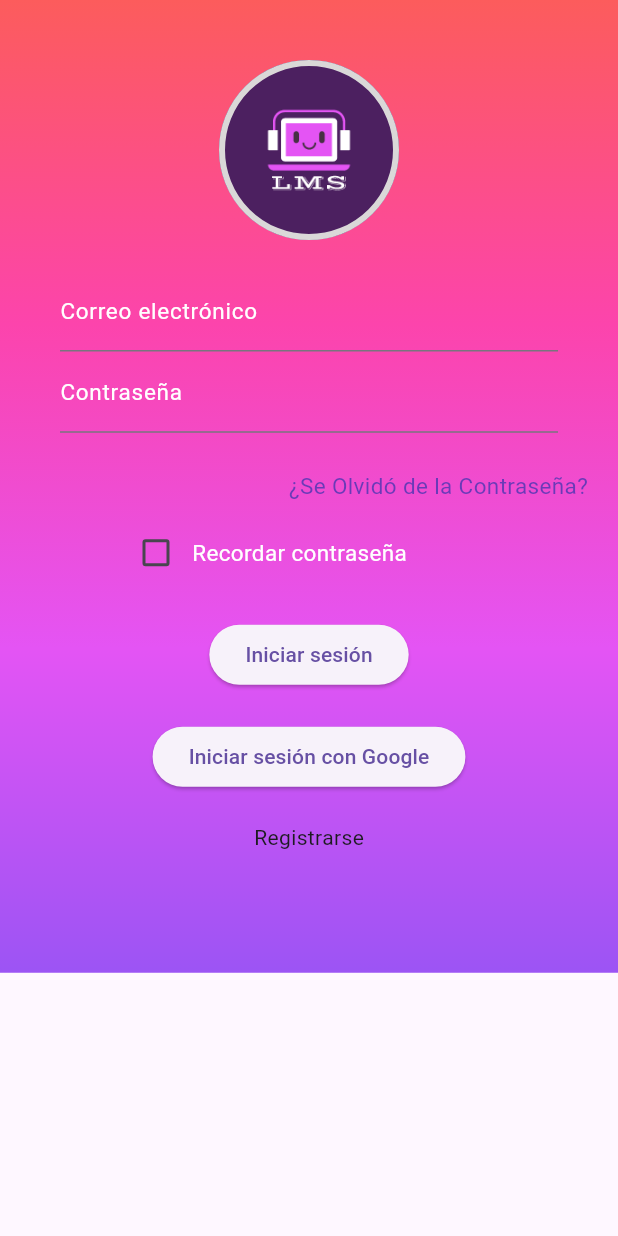
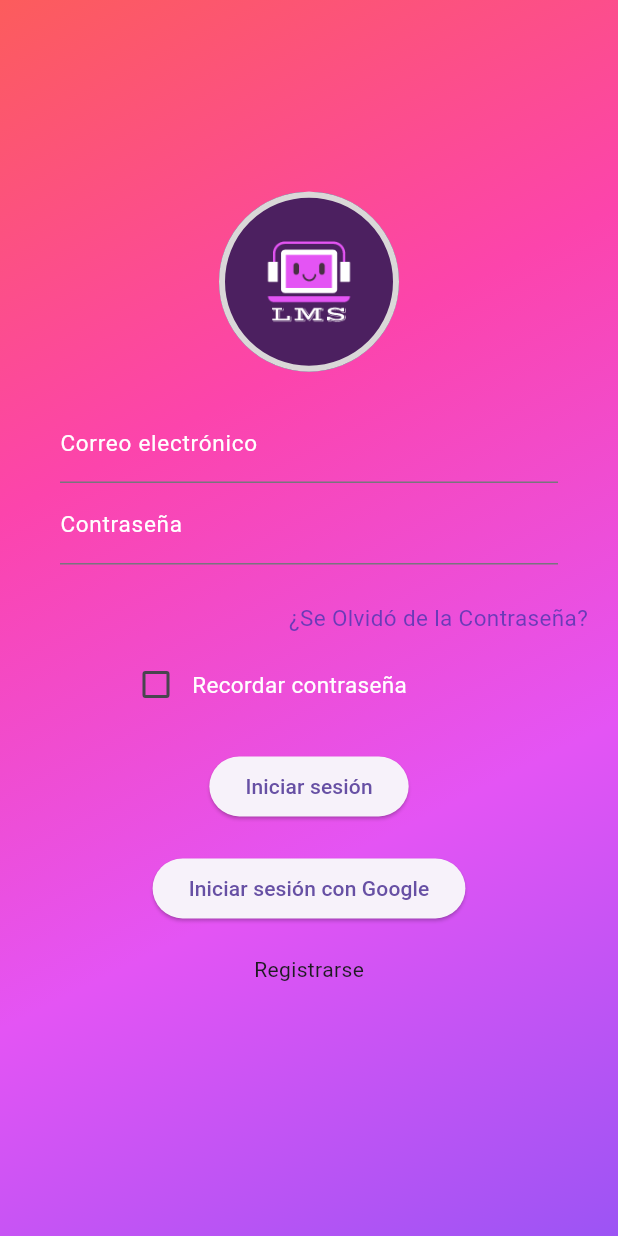
Before and after one commit to JaimeNM0/ListMoviesSeries, a Flutter app: the screen it shows after launch, on a phone screen of 412 x 824 dp. Run offline on Flutter 3.47's test engine with Material 3 defaults, Android fonts, the phone set to English and light mode, and no system bars; our stand-ins replace google_sign_in.

Commit message:
Creación método changeFormatDate y colores globales
Se ha creado changeFormatDate para mostrar la fecha normal en españa y se ha llevado todos los colores de la aplicación al archivo function.dart.

```diff
--- a/lib/screens/drawer.dart
+++ b/lib/screens/drawer.dart
@@ -18,7 +18,7 @@ class CustomDrawer extends StatelessWidget {
     return Drawer(
       child: Container(
         //color: const Color(0xFFC427BB),
-        color: const Color.fromRGBO(76, 32, 96, 1),
+        color: colorPurple,
         child: Column(
           children: <Widget>[
             UserAccountsDrawerHeader(
--- a/lib/screens/login.dart
+++ b/lib/screens/login.dart
@@ -2,7 +2,7 @@ import 'package:flutter/material.dart';
 import 'package:list_movies_series/screens/home.dart';
 import 'package:list_movies_series/screens/register.dart';
 import 'package:list_movies_series/google_sign_in/google_sign_in.dart';
-import 'package:list_movies_series/utils/fuction.dart';
+import 'package:list_movies_series/utils/function.dart';
 
 class LoginPage extends StatefulWidget {
   @override
@@ -17,18 +17,15 @@ class _LoginPageState extends State<LoginPage> {
     return Scaffold(
       appBar: null,
       body: SingleChildScrollView(
+        child: ConstrainedBox(
+          constraints: BoxConstraints(
+            minHeight: MediaQuery.of(context)
+                .size
+                .height, // Al menos el tamaño de la pantalla
+          ),
           child: Container(
-          decoration: BoxDecoration(
-            gradient: LinearGradient(
-              begin: FractionalOffset.topCenter,
-              end: FractionalOffset.bottomCenter,
-              colors: <Color>[
-                Color.fromRGBO(252, 92, 92, 1),
-                Color.fromRGBO(252, 68, 172, 1),
-                Color.fromRGBO(228, 84, 244, 1),
-                Color.fromRGBO(156, 84, 244, 1),
-              ],
-            ),
+            decoration: const BoxDecoration(
+              gradient: linearGradientFading,
             ),
             padding: EdgeInsets.all(20.0),
             child: Column(
@@ -89,7 +86,9 @@ class _LoginPageState extends State<LoginPage> {
                             alignment: Alignment.centerRight,
                             child: Text(
                               '¿Se Olvidó de la Contraseña?',
-                            style: customTextStyle(color: Color.fromARGB(250, 104, 58, 183), fontSize: 15.0),
+                              style: customTextStyle(
+                                  color: Color.fromARGB(250, 104, 58, 183),
+                                  fontSize: 15.0),
                             ),
                           ),
                           Row(
@@ -153,6 +152,7 @@ class _LoginPageState extends State<LoginPage> {
             ),
           ),
         ),
+      ),
     );
   }
 }
--- a/lib/screens/seeker.dart
+++ b/lib/screens/seeker.dart
@@ -24,7 +24,7 @@ class Seeker extends StatelessWidget {
     return Scaffold(
       appBar: CustomAppBar(title: usuario["nick"]),
       drawer: CustomDrawer(usuario: usuario),
-      backgroundColor: const Color.fromRGBO(76, 32, 96, 1),
+      backgroundColor: colorPurple,
       body: Padding(
         padding: const EdgeInsets.only(
           left: 10.0,
--- a/lib/utils/fuction.dart
+++ /dev/null
@@ -1,17 +0,0 @@
-import 'package:flutter/material.dart';
-
-
-//Text customText() {}
-
-TextStyle customTextStyle({
-  Color color = Colors.white,
-  double fontSize = 18.0,
-  FontWeight fontWeight = FontWeight.normal,
-}) {
-  return TextStyle(
-    color: color,
-    fontSize: fontSize,
-    fontFamily: 'Roboto',
-    fontWeight: fontWeight,
-  );
-}
--- /dev/null
+++ b/lib/utils/function.dart
@@ -0,0 +1,35 @@
+import 'package:flutter/material.dart';
+import 'package:intl/intl.dart';
+
+const Color colorWhiteBorder = Color.fromARGB(255, 201, 200, 200);
+const Color colorPurple = Color.fromRGBO(76, 32, 96, 1);
+const LinearGradient linearGradientFading = LinearGradient(
+  colors: <Color>[
+    Color.fromRGBO(252, 92, 92, 1),
+    Color.fromRGBO(252, 68, 172, 1),
+    Color.fromRGBO(228, 84, 244, 1),
+    Color.fromRGBO(156, 84, 244, 1),
+  ],
+  begin: Alignment.topLeft,
+  end: Alignment.bottomRight,
+);
+
+TextStyle customTextStyle({
+  Color color = Colors.white,
+  double fontSize = 18.0,
+  FontWeight fontWeight = FontWeight.normal,
+}) {
+  return TextStyle(
+    color: color,
+    fontSize: fontSize,
+    fontFamily: 'Roboto',
+    fontWeight: fontWeight,
+  );
+}
+
+String changeFormatDate(String dateString) {
+  DateTime date = DateTime.parse(dateString);
+  DateFormat format = DateFormat('dd-MM-yyyy');
+  String formattedDate = format.format(date);
+  return formattedDate;
+}
--- a/pubspec.yaml
+++ b/pubspec.yaml
@@ -39,6 +39,7 @@ dependencies:
   cupertino_icons: ^1.0.2
   http: ^1.1.0
   provider: ^6.1.1
+  intl: ^0.17.0
 
 dev_dependencies:
   flutter_test:
```
Also changed, not shown: lib/screens/details.dart (+8 -32 lines), lib/screens/home.dart (+8 -15 lines), lib/screens/register.dart (+3 -12 lines), pubspec.lock. Lines whose indentation alone changed are shown as unchanged.
